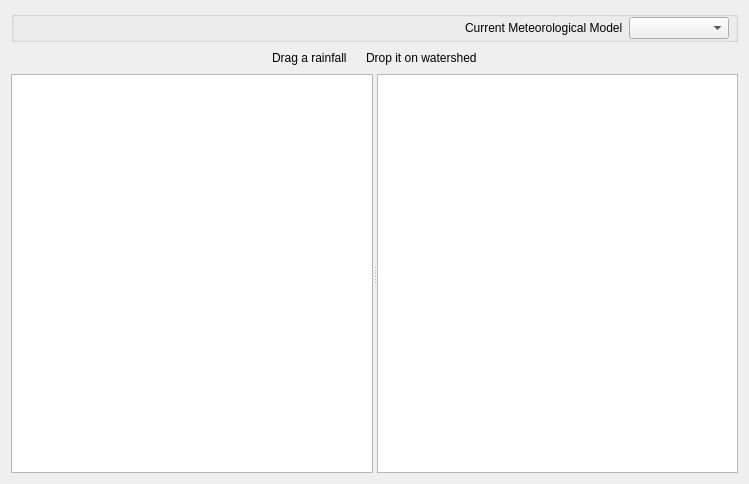
Old version of the form src/ui/reosmeteorologicmodelwidget.ui in the repository vcloarec/ReosProject.
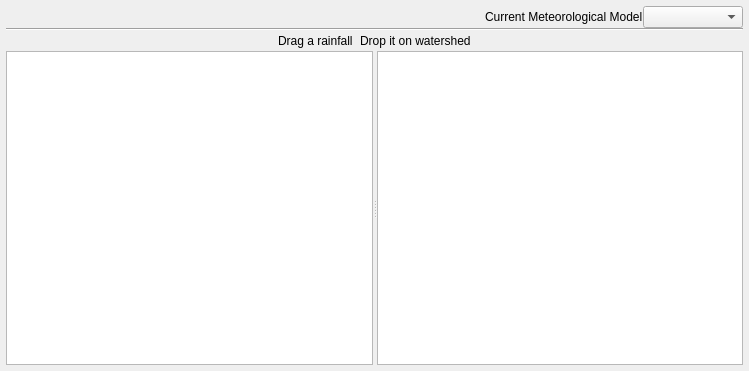
New version of the form. Icons and pictures are not drawn.

Diff of the .ui file:
```diff
--- a/src/ui/reosmeteorologicmodelwidget.ui
+++ b/src/ui/reosmeteorologicmodelwidget.ui
@@ -7,29 +7,34 @@
     <x>0</x>
     <y>0</y>
     <width>749</width>
-    <height>484</height>
+    <height>371</height>
    </rect>
   </property>
   <property name="windowTitle">
    <string>Meteorological Models</string>
   </property>
-  <layout class="QVBoxLayout" name="verticalLayout" stretch="0,0,1">
-   <item>
-    <widget class="QGroupBox" name="groupBox">
-     <property name="title">
-      <string/>
-     </property>
-     <layout class="QHBoxLayout" name="horizontalLayout_2">
+  <layout class="QVBoxLayout" name="verticalLayout" stretch="0,0,0,1">
+   <property name="spacing">
+    <number>0</number>
+   </property>
+   <property name="sizeConstraint">
+    <enum>QLayout::SetDefaultConstraint</enum>
+   </property>
       <property name="leftMargin">
-       <number>0</number>
+    <number>6</number>
       </property>
       <property name="topMargin">
-       <number>0</number>
+    <number>6</number>
       </property>
       <property name="rightMargin">
-       <number>0</number>
+    <number>6</number>
       </property>
       <property name="bottomMargin">
+    <number>6</number>
+   </property>
+   <item>
+    <layout class="QHBoxLayout" name="horizontalLayout_3">
+     <property name="topMargin">
        <number>0</number>
       </property>
       <item>
@@ -47,6 +52,12 @@
       </item>
       <item>
        <widget class="QLabel" name="label">
+       <property name="sizePolicy">
+        <sizepolicy hsizetype="Preferred" vsizetype="Fixed">
+         <horstretch>0</horstretch>
+         <verstretch>0</verstretch>
+        </sizepolicy>
+       </property>
         <property name="text">
          <string>Current Meteorological Model</string>
         </property>
@@ -63,9 +74,22 @@
        </widget>
       </item>
       <item>
-       <widget class="QWidget" name="widgetToolBar" native="true"/>
-      </item>
-     </layout>
+      <widget class="QWidget" name="widgetToolBar" native="true">
+       <property name="sizePolicy">
+        <sizepolicy hsizetype="Preferred" vsizetype="Preferred">
+         <horstretch>0</horstretch>
+         <verstretch>0</verstretch>
+        </sizepolicy>
+       </property>
+      </widget>
+     </item>
+    </layout>
+   </item>
+   <item>
+    <widget class="Line" name="line">
+     <property name="orientation">
+      <enum>Qt::Horizontal</enum>
+     </property>
     </widget>
    </item>
    <item>
```
Lines whose indentation alone changed are shown as unchanged.
